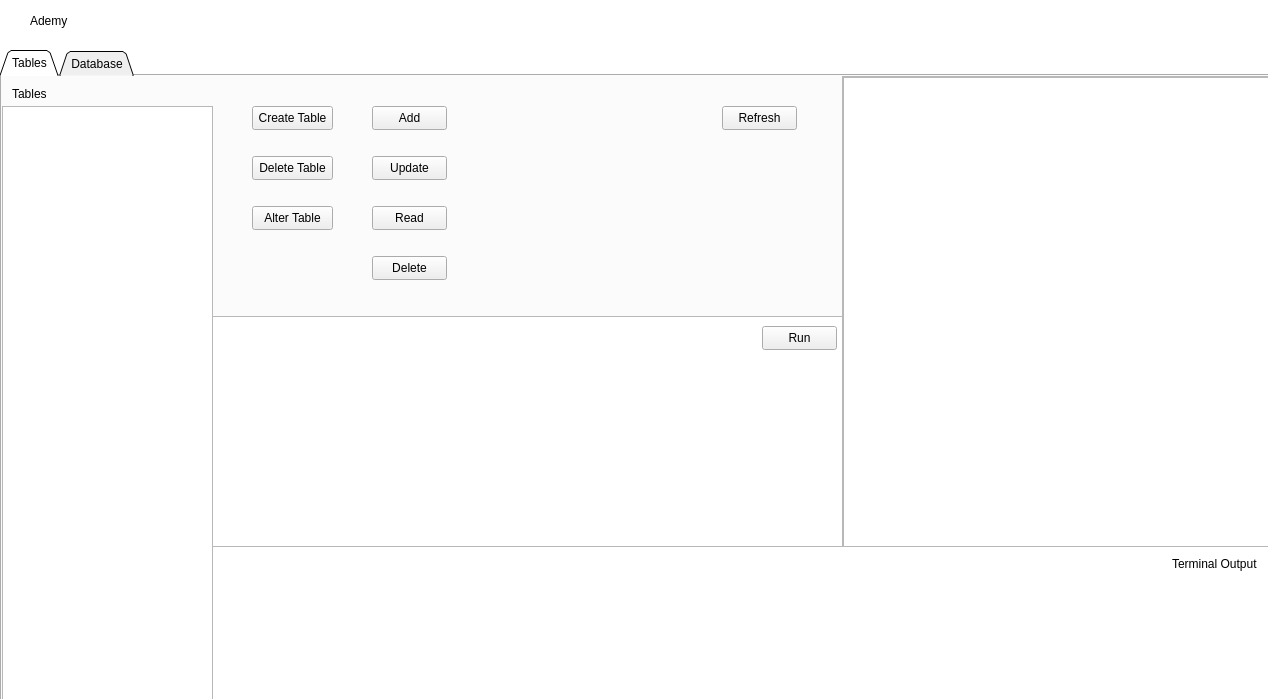
Before: the Qt Designer form ui/mainwindow.ui in Jedybox/Ademy, drawn with Qt 5.
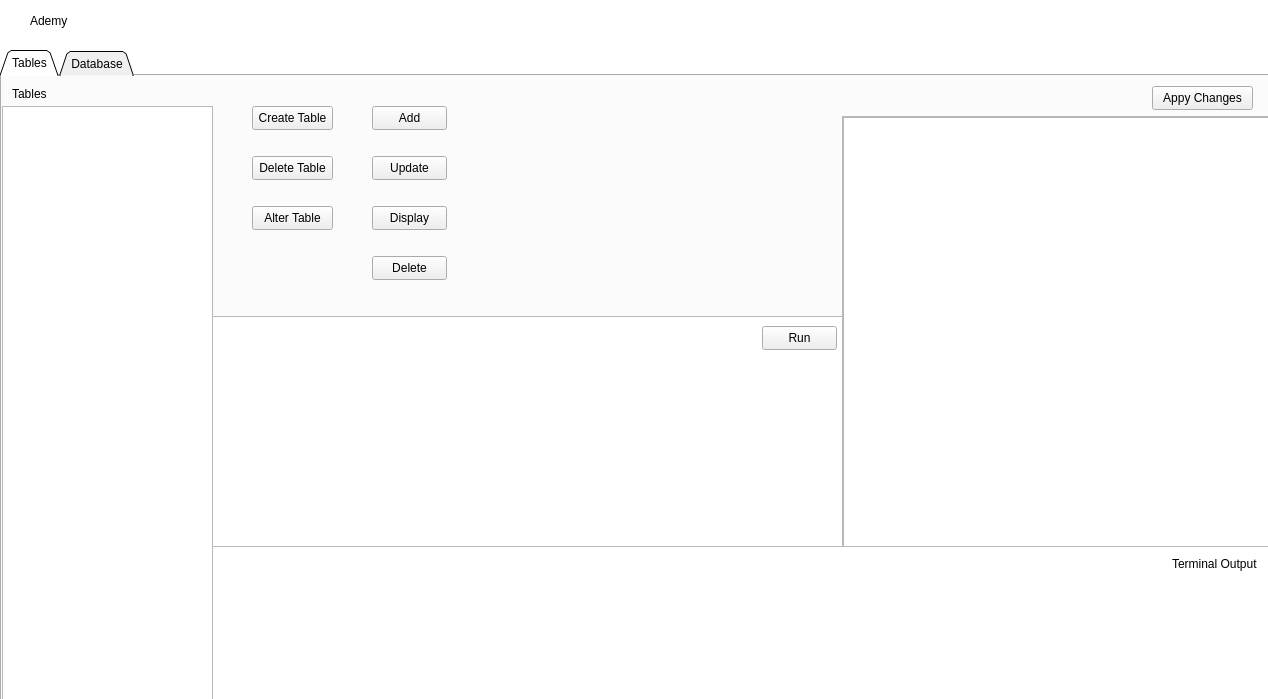
After: the same form once the commit is applied.

Commit message: Add update and delete functionality for table data with new dialogs

```diff
--- a/ui/mainwindow.ui
+++ b/ui/mainwindow.ui
@@ -171,9 +171,9 @@
       <property name="geometry">
        <rect>
         <x>840</x>
-        <y>0</y>
+        <y>40</y>
         <width>431</width>
-        <height>471</height>
+        <height>431</height>
        </rect>
       </property>
       <property name="widgetResizable">
@@ -185,7 +185,7 @@
          <x>0</x>
          <y>0</y>
          <width>429</width>
-         <height>469</height>
+         <height>429</height>
         </rect>
        </property>
        <widget class="QTableWidget" name="tableContent">
@@ -194,7 +194,7 @@
           <x>0</x>
           <y>0</y>
           <width>431</width>
-          <height>471</height>
+          <height>431</height>
          </rect>
         </property>
        </widget>
@@ -203,14 +203,14 @@
      <widget class="QPushButton" name="refreshbtn">
       <property name="geometry">
        <rect>
-        <x>720</x>
-        <y>30</y>
-        <width>75</width>
+        <x>1150</x>
+        <y>10</y>
+        <width>101</width>
         <height>24</height>
        </rect>
       </property>
       <property name="text">
-       <string>Refresh</string>
+       <string>Appy Changes</string>
       </property>
      </widget>
      <widget class="QPushButton" name="addOnTable">
@@ -249,7 +249,7 @@
        </rect>
       </property>
       <property name="text">
-       <string>Read</string>
+       <string>Display</string>
       </property>
      </widget>
      <widget class="QPlainTextEdit" name="queryEditor">
```
Left out of the diff: 19 changed lines with no effect on the pictures. The commit also changes 4 other files.
